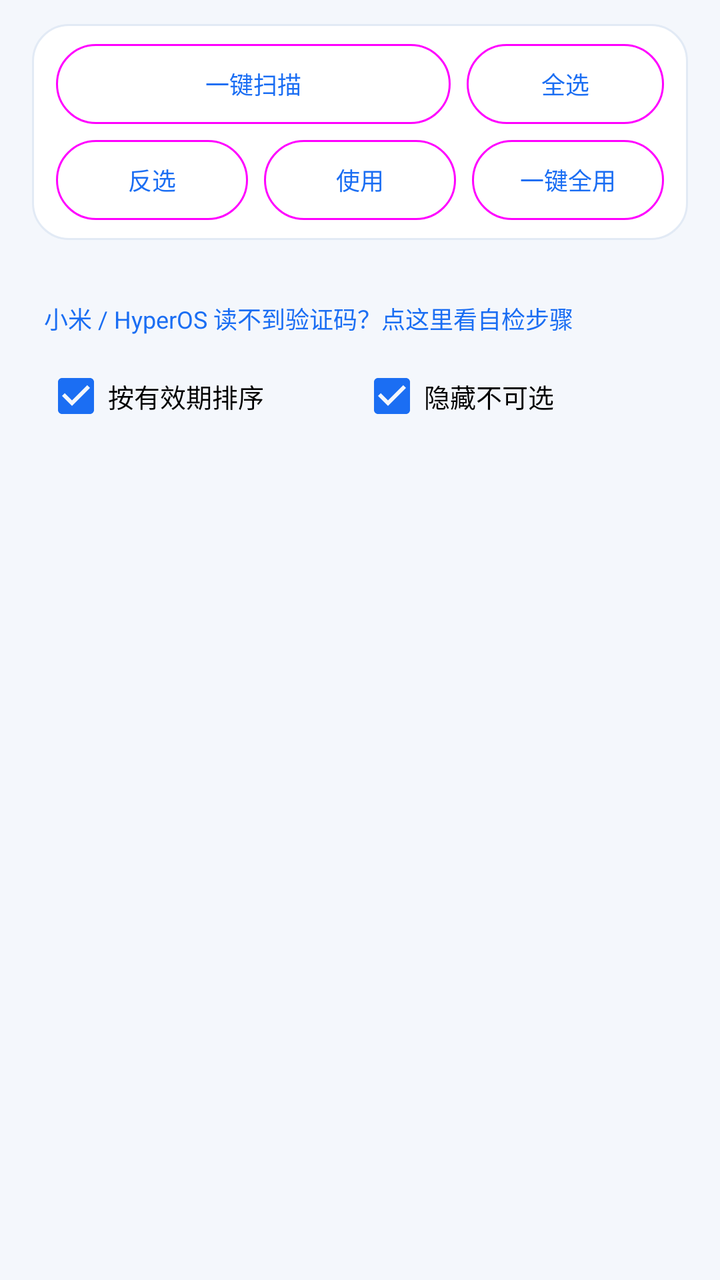
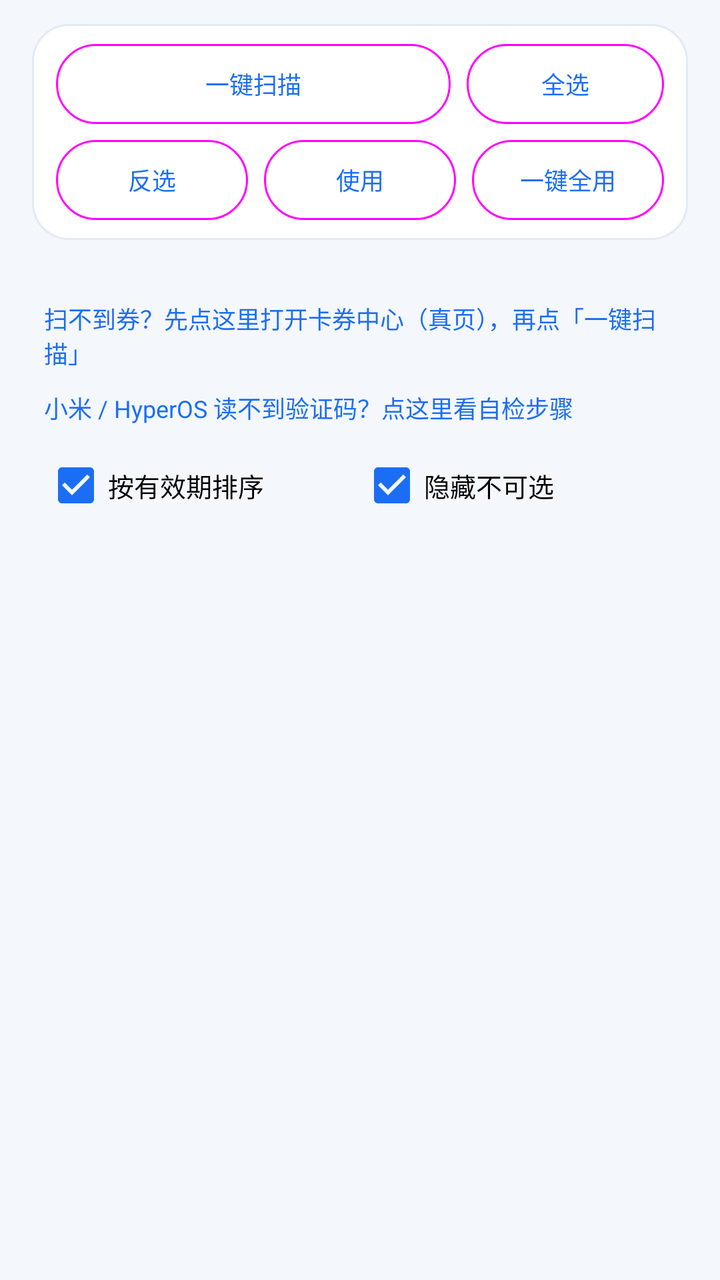

Before-and-after screenshots of an Android layout around one commit, followed by the original layout XML and the change that was made.
<!-- AndroidManifest.xml: application theme Theme.CmccHook -->
<!-- res/layout/page_coupon.xml -->
<?xml version="1.0" encoding="utf-8"?>
<ScrollView xmlns:android="http://schemas.android.com/apk/res/android"
    xmlns:app="http://schemas.android.com/apk/res-auto"
    android:layout_width="match_parent"
    android:layout_height="match_parent"
    android:clipToPadding="false"
    android:fillViewport="true"
    android:scrollbars="none">

    <LinearLayout
        android:layout_width="match_parent"
        android:layout_height="wrap_content"
        android:orientation="vertical"
        android:paddingStart="16dp"
        android:paddingEnd="16dp"
        android:paddingTop="12dp"
        android:paddingBottom="24dp">

        
        <LinearLayout
            style="@style/CardBox"
            android:layout_width="match_parent"
            android:layout_height="wrap_content"
            android:orientation="vertical">

            <LinearLayout
                android:layout_width="match_parent"
                android:layout_height="wrap_content"
                android:gravity="center_vertical"
                android:orientation="horizontal"
                android:paddingStart="12dp"
                android:paddingTop="10dp"
                android:paddingEnd="12dp">

                
                <com.google.android.material.button.MaterialButton
                    android:id="@+id/btnCouponScan"
                    style="@style/Widget.Material3.Button.OutlinedButton"
                    android:layout_width="0dp"
                    android:layout_height="40dp"
                    android:layout_weight="2"
                    android:insetTop="0dp"
                    android:insetBottom="0dp"
                    android:maxLines="1"
                    android:minWidth="0dp"
                    android:paddingStart="2dp"
                    android:paddingEnd="2dp"
                    android:text="@string/coupon_scan"
                    android:textAllCaps="false"
                    android:textSize="12sp"
                    app:cornerRadius="999dp"
                    app:elevation="0dp"
                    app:minWidth="0dp" />

                <com.google.android.material.button.MaterialButton
                    android:id="@+id/btnCouponAll"
                    style="@style/Widget.Material3.Button.OutlinedButton"
                    android:layout_width="0dp"
                    android:layout_height="40dp"
                    android:layout_marginStart="8dp"
                    android:layout_weight="1"
                    android:insetTop="0dp"
                    android:insetBottom="0dp"
                    android:maxLines="1"
                    android:minWidth="0dp"
                    android:paddingStart="2dp"
                    android:paddingEnd="2dp"
                    android:text="@string/coupon_select_all"
                    android:textAllCaps="false"
                    android:textSize="12sp"
                    app:cornerRadius="999dp"
                    app:elevation="0dp"
                    app:minWidth="0dp" />
            </LinearLayout>

            
            <LinearLayout
                android:layout_width="match_parent"
                android:layout_height="wrap_content"
                android:gravity="center_vertical"
                android:orientation="horizontal"
                android:paddingStart="12dp"
                android:paddingTop="8dp"
                android:paddingEnd="12dp"
                android:paddingBottom="10dp">

                <com.google.android.material.button.MaterialButton
                    android:id="@+id/btnCouponInvert"
                    style="@style/Widget.Material3.Button.OutlinedButton"
                    android:layout_width="0dp"
                    android:layout_height="40dp"
                    android:layout_weight="1"
                    android:insetTop="0dp"
                    android:insetBottom="0dp"
                    android:maxLines="1"
                    android:minWidth="0dp"
                    android:paddingStart="2dp"
                    android:paddingEnd="2dp"
                    android:text="@string/coupon_invert"
                    android:textAllCaps="false"
                    android:textSize="12sp"
                    app:cornerRadius="999dp"
                    app:elevation="0dp"
                    app:minWidth="0dp" />

                <com.google.android.material.button.MaterialButton
                    android:id="@+id/btnCouponUse"
                    style="@style/Widget.Material3.Button.OutlinedButton"
                    android:layout_width="0dp"
                    android:layout_height="40dp"
                    android:layout_marginStart="8dp"
                    android:layout_weight="1"
                    android:insetTop="0dp"
                    android:insetBottom="0dp"
                    android:maxLines="1"
                    android:minWidth="0dp"
                    android:paddingStart="2dp"
                    android:paddingEnd="2dp"
                    android:text="@string/coupon_use"
                    android:textAllCaps="false"
                    android:textSize="12sp"
                    app:cornerRadius="999dp"
                    app:elevation="0dp"
                    app:minWidth="0dp" />

                <com.google.android.material.button.MaterialButton
                    android:id="@+id/btnCouponUseAll"
                    style="@style/Widget.Material3.Button.OutlinedButton"
                    android:layout_width="0dp"
                    android:layout_height="40dp"
                    android:layout_marginStart="8dp"
                    android:layout_weight="1"
                    android:insetTop="0dp"
                    android:insetBottom="0dp"
                    android:maxLines="1"
                    android:minWidth="0dp"
                    android:paddingStart="2dp"
                    android:paddingEnd="2dp"
                    android:text="@string/coupon_use_all"
                    android:textAllCaps="false"
                    android:textSize="12sp"
                    app:cornerRadius="999dp"
                    app:elevation="0dp"
                    app:minWidth="0dp" />
            </LinearLayout>
        </LinearLayout>

        
        <TextView
            android:id="@+id/couponAt"
            android:layout_width="match_parent"
            android:layout_height="wrap_content"
            android:paddingStart="6dp"
            android:paddingTop="8dp"
            android:paddingEnd="6dp"
            android:textColor="@color/text_secondary"
            android:textSize="12sp" />

        
        <TextView
            android:id="@+id/smsHelpEntry"
            android:layout_width="match_parent"
            android:layout_height="wrap_content"
            android:paddingStart="6dp"
            android:paddingTop="6dp"
            android:paddingEnd="6dp"
            android:paddingBottom="4dp"
            android:text="@string/sms_help_entry"
            android:textColor="@color/primary"
            android:textSize="12sp" />

        
        <LinearLayout
            android:layout_width="match_parent"
            android:layout_height="wrap_content"
            android:gravity="center_vertical"
            android:orientation="horizontal"
            android:paddingStart="6dp"
            android:paddingTop="2dp"
            android:paddingEnd="6dp"
            android:paddingBottom="2dp">

            <CheckBox
                android:id="@+id/cbCouponSort"
                android:layout_width="0dp"
                android:layout_height="wrap_content"
                android:layout_weight="1"
                android:checked="true"
                android:text="@string/coupon_sort_valid"
                android:textSize="13sp" />

            <CheckBox
                android:id="@+id/cbCouponHide"
                android:layout_width="0dp"
                android:layout_height="wrap_content"
                android:layout_weight="1"
                android:checked="true"
                android:text="@string/coupon_hide_blocked"
                android:textSize="13sp" />
        </LinearLayout>

        <LinearLayout
            android:id="@+id/couponList"
            android:layout_width="match_parent"
            android:layout_height="wrap_content"
            android:orientation="vertical" />

        
        <TextView
            android:id="@+id/couponSummary"
            style="@style/RowDesc"
            android:layout_width="wrap_content"
            android:layout_height="wrap_content"
            android:visibility="gone" />

        <TextView
            android:id="@+id/couponBar"
            style="@style/RowDesc"
            android:layout_width="wrap_content"
            android:layout_height="wrap_content"
            android:visibility="gone" />

    </LinearLayout>
</ScrollView>
<!-- resources referenced by this layout -->
<resources>
  <color name="primary">#1B6EF3</color>
  <color name="text_secondary">#5A6B87</color>
  <string name="coupon_hide_blocked">隐藏不可选</string>
  <string name="coupon_invert">反选</string>
  <string name="coupon_scan">一键扫描</string>
  <string name="coupon_select_all">全选</string>
  <string name="coupon_sort_valid">按有效期排序</string>
  <string name="coupon_use">使用</string>
  <string name="coupon_use_all">一键全用</string>
  <string name="sms_help_entry">小米 / HyperOS 读不到验证码？点这里看自检步骤</string>
  <style name="CardBox">
          <item name="android:background">@drawable/bg_card</item>
          <item name="android:orientation">vertical</item>
      </style>
  <style name="RowDesc">
          <item name="android:textSize">12sp</item>
          <item name="android:textColor">@color/text_secondary</item>
          <item name="android:lineSpacingExtra">2dp</item>
          <item name="android:paddingTop">3dp</item>
      </style>
  <style name="Theme.CmccHook" parent="Theme.MaterialComponents.DayNight.NoActionBar">
          <item name="colorPrimary">@color/primary</item>
          <item name="colorPrimaryVariant">@color/primary_dark</item>
          <item name="colorOnPrimary">@color/on_primary</item>
          <item name="colorSecondary">@color/primary</item>
          <item name="colorOnSecondary">@color/on_primary</item>
          <item name="colorSurface">@color/surface</item>
          <item name="android:colorBackground">@color/background</item>
          <item name="android:statusBarColor">@color/brand_start</item>
          <item name="android:navigationBarColor">@color/surface</item>
          <item name="android:windowLightStatusBar">false</item>
          <item name="android:windowLightNavigationBar">true</item>
          <item name="android:windowBackground">@color/background</item>
          <item name="android:textColorPrimary">@color/text_primary</item>
          <item name="android:textColorSecondary">@color/text_secondary</item>
      </style>
  <!-- drawable bg_card (drawable) -->
  <?xml version="1.0" encoding="utf-8"?>
  <shape xmlns:android="http://schemas.android.com/apk/res/android"
      android:shape="rectangle">
      <solid android:color="@color/container_low" />
      <stroke android:width="1dp" android:color="@color/divider" />
      <corners android:radius="18dp" />
  </shape>
  <color name="primary_dark">#0B4FC4</color>
  <color name="on_primary">#FFFFFF</color>
  <color name="surface">#FFFFFF</color>
  <color name="background">#F4F7FC</color>
  <color name="brand_start">#1B6EF3</color>
  <color name="text_primary">#12213B</color>
  <color name="container_low">#FFFFFF</color>
  <color name="divider">#E2EAF5</color>
</resources>

<!-- the commit's change to res/layout/page_coupon.xml (unified diff, before → after) -->
@@ -158,6 +158,19 @@
 
         
         <TextView
+            android:id="@+id/couponOpenEntry"
+            android:layout_width="match_parent"
+            android:layout_height="wrap_content"
+            android:paddingStart="6dp"
+            android:paddingTop="6dp"
+            android:paddingEnd="6dp"
+            android:paddingBottom="4dp"
+            android:text="@string/coupon_open_entry"
+            android:textColor="@color/primary"
+            android:textSize="12sp" />
+
+        
+        <TextView
             android:id="@+id/smsHelpEntry"
             android:layout_width="match_parent"
             android:layout_height="wrap_content"
<!-- resource entries referenced after the edit -->
@@ -4,6 +4,7 @@
   <color name="text_secondary">#5A6B87</color>
   <string name="coupon_hide_blocked">隐藏不可选</string>
   <string name="coupon_invert">反选</string>
+  <string name="coupon_open_entry">扫不到券？先点这里打开卡券中心（真页），再点「一键扫描」</string>
   <string name="coupon_scan">一键扫描</string>
   <string name="coupon_select_all">全选</string>
   <string name="coupon_sort_valid">按有效期排序</string>
